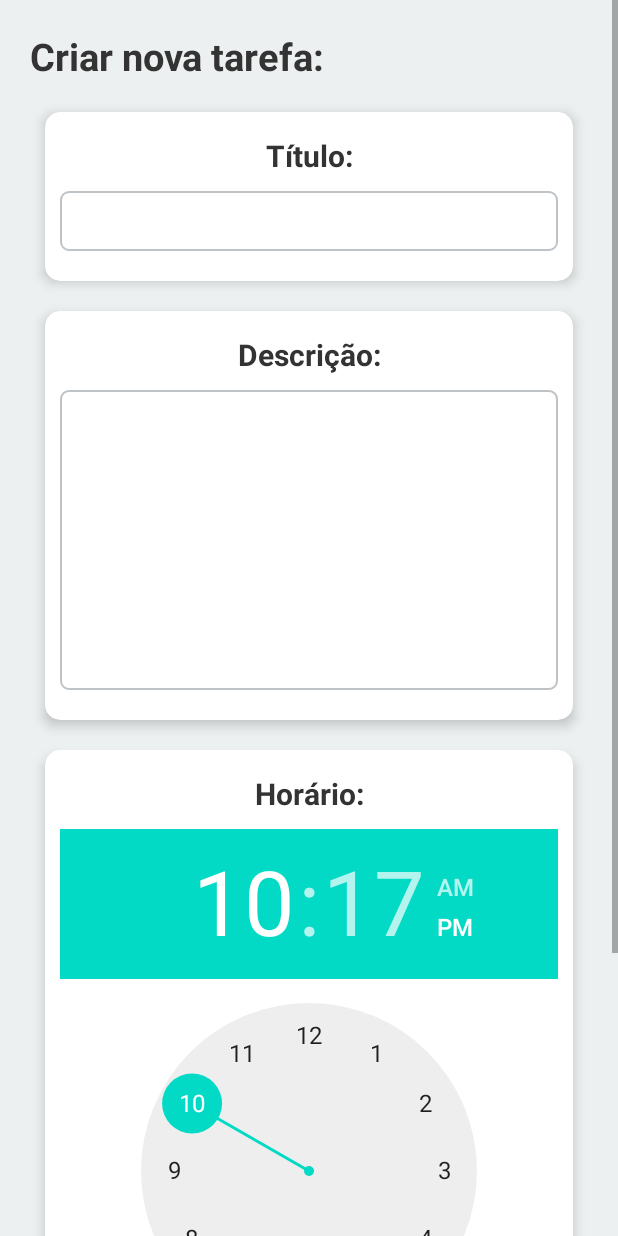
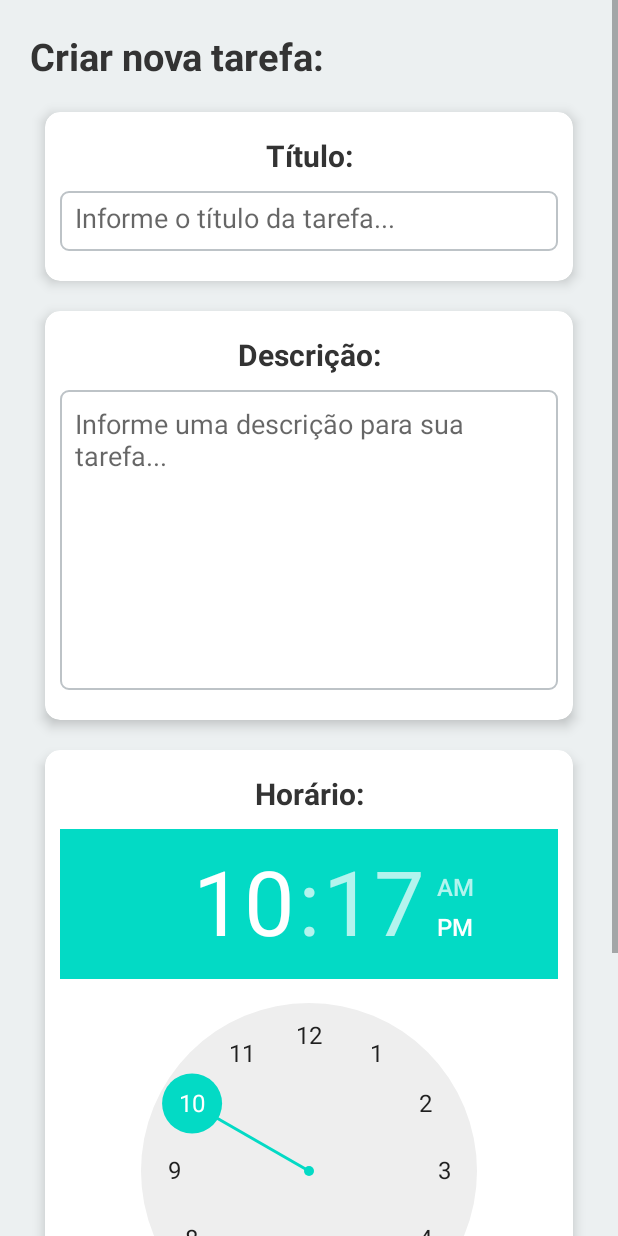
Before and after one commit to Pelegrinetti/onix, an Android app: the TaskActivity screen opened directly, with no data from a screen before it, on a phone screen of 412 x 824 dp. Run offline under Robolectric (Android 15) with nearby library versions, the phone set to English and light mode, and no system bars.

Commit message:
add edit text hint

```diff
--- a/app/src/main/res/layout/activity_task.xml
+++ b/app/src/main/res/layout/activity_task.xml
@@ -58,6 +58,7 @@
                         android:layout_height="40dp"
                         android:layout_margin="10dp"
                         android:background="@drawable/edittext"
+                        android:hint="Informe o título da tarefa..."
                         android:padding="10dp" />
 
                 </LinearLayout>
@@ -92,6 +93,7 @@
                         android:layout_margin="10dp"
                         android:background="@drawable/edittext"
                         android:gravity="top"
+                        android:hint="Informe uma descrição para sua tarefa..."
                         android:padding="10dp" />
 
                 </LinearLayout>
```
